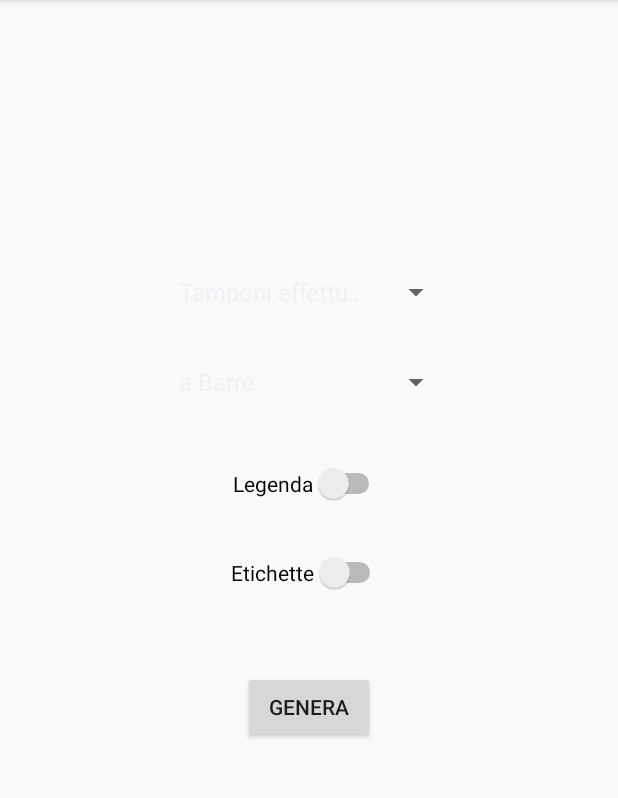
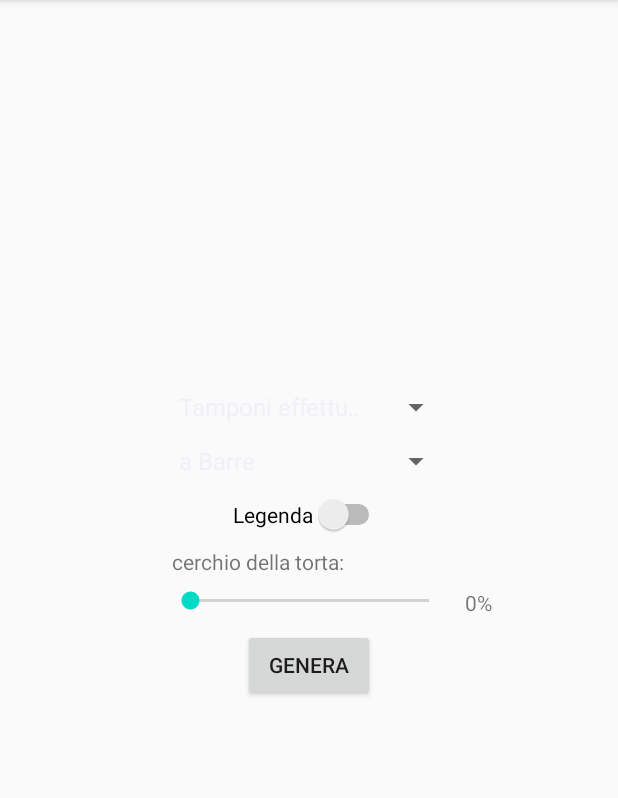
Before and after one commit to anCx04/JaranofMPChartSample, an Android app: the screen it shows after launch (MainActivity), on a phone screen of 412 x 824 dp, the part 84-882 px from its top. Run offline under Robolectric (Android 15) with nearby library versions, the phone set to English and light mode, and no system bars; our stand-ins replace Volley.

```diff
--- a/app/src/main/java/it/crescenziandrea/jaranofmpchartsample/MainActivity.java
+++ b/app/src/main/java/it/crescenziandrea/jaranofmpchartsample/MainActivity.java
@@ -7,6 +7,7 @@ import android.view.View;
 import android.widget.AdapterView;
 import android.widget.ArrayAdapter;
 import android.widget.Button;
+import android.widget.SeekBar;
 import android.widget.TextView;
 import android.widget.CompoundButton;
 import android.widget.Spinner;
@@ -110,25 +111,43 @@ public class MainActivity extends AppCompatActivity {
         final Spinner spChartType;
         final Spinner spChartArgument;
         final Switch swEnabledLegend;
-        final Switch swEnabledLabel;
+        final SeekBar sbHole;
+        final TextView tvProgress;
         private int selectionData = 99;
         private Bundle bundle = new Bundle();
         private Intent intent = new Intent(getApplicationContext(),buildChart.class);
 
         Holder() {
 
-            swEnabledLabel = findViewById(R.id.swLabelEnable);
             swEnabledLegend = findViewById(R.id.swEnableLegend);
             spChartType = findViewById(R.id.spChartSelection);
             spChartArgument = findViewById(R.id.spChartArgument);
+            tvProgress = findViewById(R.id.tvProgress);
             btGenerate = findViewById(R.id.btGenerate);
+            sbHole = findViewById(R.id.sbHole);
             btGenerate.setOnClickListener(this);
 
             spinnerAdapter(spChartType, R.array.ChartType);
             spinnerAdapter(spChartArgument, R.array.ChartArgument);
+            sbHole.setOnSeekBarChangeListener(new SeekBar.OnSeekBarChangeListener() {
+                @Override
+                public void onProgressChanged(SeekBar seekBar, int progress, boolean fromUser) {
+                    tvProgress.setText(""+progress+"%");
+                    bundle.putInt("percenctage", progress);
+                }
+
+                @Override
+                public void onStartTrackingTouch(SeekBar seekBar) {
+
+                }
+
+                @Override
+                public void onStopTrackingTouch(SeekBar seekBar) {
+
+                }
+            });
 
             swEnabledLegend.setOnCheckedChangeListener(this);
-            swEnabledLabel.setOnCheckedChangeListener(this);
 
             spChartArgument.setOnItemSelectedListener(this);
             spChartType.setOnItemSelectedListener(this);
@@ -191,39 +210,7 @@ public class MainActivity extends AppCompatActivity {
 
             model.search();
             Log.w("CA", "onclick");
-            /*
-            if(i == 2) {
-            i=0;
-
-
-            ArrayList<String> prova1 = new ArrayList<>();
-            prova1.add(data.get(0).getData());
-            prova1.add(data.get(1).getData());
-            prova1.add(data.get(2).getData());
-
-            ArrayList<Integer> prova2 = new ArrayList<Integer>();
-            prova2.add(data.get(0).getTotale_ospedalizzati());
-            prova2.add(data.get(1).getTotale_ospedalizzati());
-            prova2.add(data.get(2).getTotale_ospedalizzati());
-
-             Intent intent = new Intent(MainActivity.this, SecondActivity.class);
-            Bundle bundle = new Bundle();
-            bundle.putStringArrayList("prova1",prova1);
-            bundle.putIntegerArrayList("prova2",prova2);
-            intent.putExtras(bundle);
-
-
-                startActivity(intent);
-            }
-*/
-            /*
-            if(v == btGenerate) {
-                putdata.getAll();
-            }
-             */
         }
-
-//vhfg
         @Override
         public void onItemSelected(AdapterView<?> parent, View view, int position, long id) {
             String selection = parent.getItemAtPosition(position).toString();
@@ -239,10 +226,9 @@ public class MainActivity extends AppCompatActivity {
                 selectionData = 2;
             }
 
-            if (selection.equals("a Barre") || selection.equals("a Linee") || selection.equals("a Torta")) {
+            if (selection.equals("a Barre") || selection.equals("a Linee")) {
                 setSelection(selection);
             }
-            Toast.makeText(parent.getContext(), selection, Toast.LENGTH_LONG).show();
         }
 
         @Override
@@ -253,18 +239,9 @@ public class MainActivity extends AppCompatActivity {
         @Override
         public void onCheckedChanged(CompoundButton buttonView, boolean isChecked) {
 
-            if (!swEnabledLabel.isChecked()) {
-                Toast.makeText(getApplicationContext(), "label on", Toast.LENGTH_LONG).show();
-                setSwLabel(isChecked);
-            } else {
-                Toast.makeText(getApplicationContext(), "label off", Toast.LENGTH_LONG).show();
-                setSwLabel(isChecked);
-            }
             if (!swEnabledLegend.isChecked()) {
-                Toast.makeText(getApplicationContext(), "legend on", Toast.LENGTH_LONG).show();
                 setSwLegend(isChecked);
             } else {
-                Toast.makeText(getApplicationContext(), "legend off", Toast.LENGTH_LONG).show();
                 setSwLegend(isChecked);
             }
         }
@@ -273,13 +250,8 @@ public class MainActivity extends AppCompatActivity {
             bundle.putString("selection", selection);
         }
 
-        private void setSwLabel(Boolean isChecked) {
-            bundle.putBoolean("swLabel", isChecked);
-        }
 
-        private void setSwLegend(Boolean isChecked) {
-            bundle.putBoolean("swLegend", isChecked);
-        }
+        private void setSwLegend(Boolean isChecked) { bundle.putBoolean("swLegend", isChecked); }
 
         private void setData(ArrayList<Integer> data) {
             bundle.putIntegerArrayList("dati",data);
--- a/app/src/main/res/layout/activity_main.xml
+++ b/app/src/main/res/layout/activity_main.xml
@@ -6,74 +6,75 @@
     android:layout_height="match_parent"
     tools:context=".MainActivity">
 
-
     <Spinner
         android:id="@+id/spChartSelection"
         android:layout_width="190dp"
         android:layout_height="28dp"
-        android:layout_marginStart="180dp"
-        android:layout_marginTop="16dp"
-        android:layout_marginEnd="180dp"
-        android:layout_marginBottom="20dp"
+        android:layout_marginBottom="8dp"
         android:text="Hello World!"
         app:layout_constraintBottom_toTopOf="@+id/swEnableLegend"
         app:layout_constraintEnd_toEndOf="parent"
-        app:layout_constraintStart_toStartOf="parent"
-        app:layout_constraintTop_toBottomOf="@+id/spChartArgument" />
+        app:layout_constraintStart_toStartOf="parent" />
 
     <Spinner
         android:id="@+id/spChartArgument"
         android:layout_width="190dp"
         android:layout_height="28dp"
-        android:layout_marginStart="180dp"
-        android:layout_marginTop="181dp"
-        android:layout_marginEnd="180dp"
-        android:layout_marginBottom="16dp"
+        android:layout_marginBottom="8dp"
         android:text="Hello World!"
         app:layout_constraintBottom_toTopOf="@+id/spChartSelection"
         app:layout_constraintEnd_toEndOf="parent"
-        app:layout_constraintStart_toStartOf="parent"
-        app:layout_constraintTop_toTopOf="parent" />
+        app:layout_constraintStart_toStartOf="parent" />
 
     <Button
         android:id="@+id/btGenerate"
         android:layout_width="wrap_content"
         android:layout_height="wrap_content"
-        android:layout_marginStart="162dp"
-        android:layout_marginTop="22dp"
-        android:layout_marginEnd="162dp"
-        android:layout_marginBottom="273dp"
+        android:layout_marginTop="8dp"
         android:text="Genera"
-        app:layout_constraintBottom_toBottomOf="parent"
         app:layout_constraintEnd_toEndOf="parent"
         app:layout_constraintStart_toStartOf="parent"
-        app:layout_constraintTop_toBottomOf="@+id/swLabelEnable" />
+        app:layout_constraintTop_toBottomOf="@+id/sbHole" />
 
     <Switch
         android:id="@+id/swEnableLegend"
         android:layout_width="wrap_content"
         android:layout_height="wrap_content"
-        android:layout_marginStart="161dp"
-        android:layout_marginTop="20dp"
-        android:layout_marginEnd="162dp"
-        android:layout_marginBottom="16dp"
         android:text="Legenda"
-        app:layout_constraintBottom_toTopOf="@+id/swLabelEnable"
+        app:layout_constraintBottom_toBottomOf="parent"
+        app:layout_constraintEnd_toEndOf="parent"
+        app:layout_constraintHorizontal_bias="0.501"
+        app:layout_constraintStart_toStartOf="parent"
+        app:layout_constraintTop_toTopOf="parent"
+        app:layout_constraintVertical_bias="0.445" />
+
+    <SeekBar
+        android:id="@+id/sbHole"
+        android:layout_width="191dp"
+        android:layout_height="21dp"
+        android:layout_marginTop="8dp"
         app:layout_constraintEnd_toEndOf="parent"
         app:layout_constraintStart_toStartOf="parent"
-        app:layout_constraintTop_toBottomOf="@+id/spChartSelection" />
+        app:layout_constraintTop_toBottomOf="@+id/textView2" />
 
-    <Switch
-        android:id="@+id/swLabelEnable"
-        android:layout_width="wrap_content"
-        android:layout_height="wrap_content"
-        android:layout_marginStart="161dp"
-        android:layout_marginTop="16dp"
-        android:layout_marginEnd="162dp"
-        android:layout_marginBottom="30dp"
-        android:text="Etichette"
-        app:layout_constraintBottom_toTopOf="@+id/btGenerate"
+    <TextView
+        android:id="@+id/textView2"
+        android:layout_width="183dp"
+        android:layout_height="17dp"
+        android:layout_marginTop="8dp"
+        android:text="cerchio della torta:"
         app:layout_constraintEnd_toEndOf="parent"
         app:layout_constraintStart_toStartOf="parent"
         app:layout_constraintTop_toBottomOf="@+id/swEnableLegend" />
+
+    <TextView
+        android:id="@+id/tvProgress"
+        android:layout_width="37dp"
+        android:layout_height="18dp"
+        android:layout_marginStart="8dp"
+        android:text="0%"
+        app:layout_constraintBottom_toBottomOf="@+id/sbHole"
+        app:layout_constraintStart_toEndOf="@+id/sbHole"
+        app:layout_constraintTop_toTopOf="@+id/sbHole" />
+
 </androidx.constraintlayout.widget.ConstraintLayout>
--- a/app/src/main/res/values/strings.xml
+++ b/app/src/main/res/values/strings.xml
@@ -13,8 +13,8 @@
     <string-array name="ChartType">
         <item>a Barre</item>
         <item>a Linee</item>
-        <item>a Torta</item>
     </string-array>
+
 
     <string-array name="ChartArgument">
         <item>Tamponi effettuati</item>
```
Also changed, not shown: app/src/main/java/it/crescenziandrea/jaranofmpchartsample/buildChart.java (+55 -35 lines), app/src/main/res/layout/activity_bar_chart.xml (+6 -1 lines), app/src/main/res/layout/activity_line_chart.xml (+6 -1 lines).
